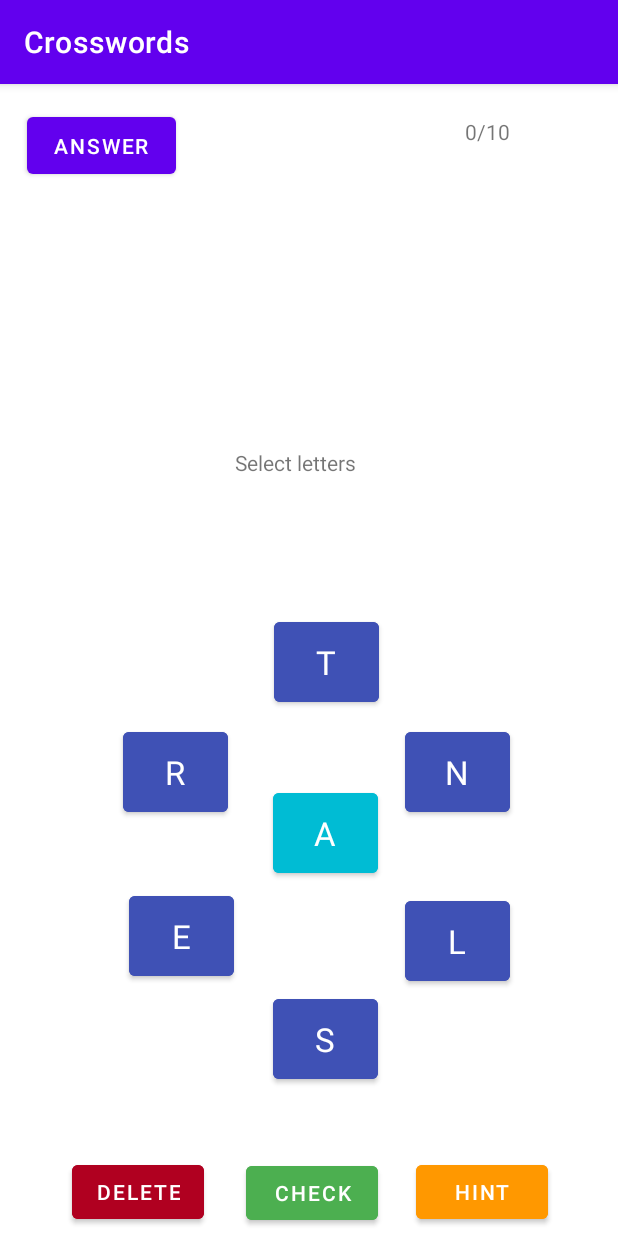
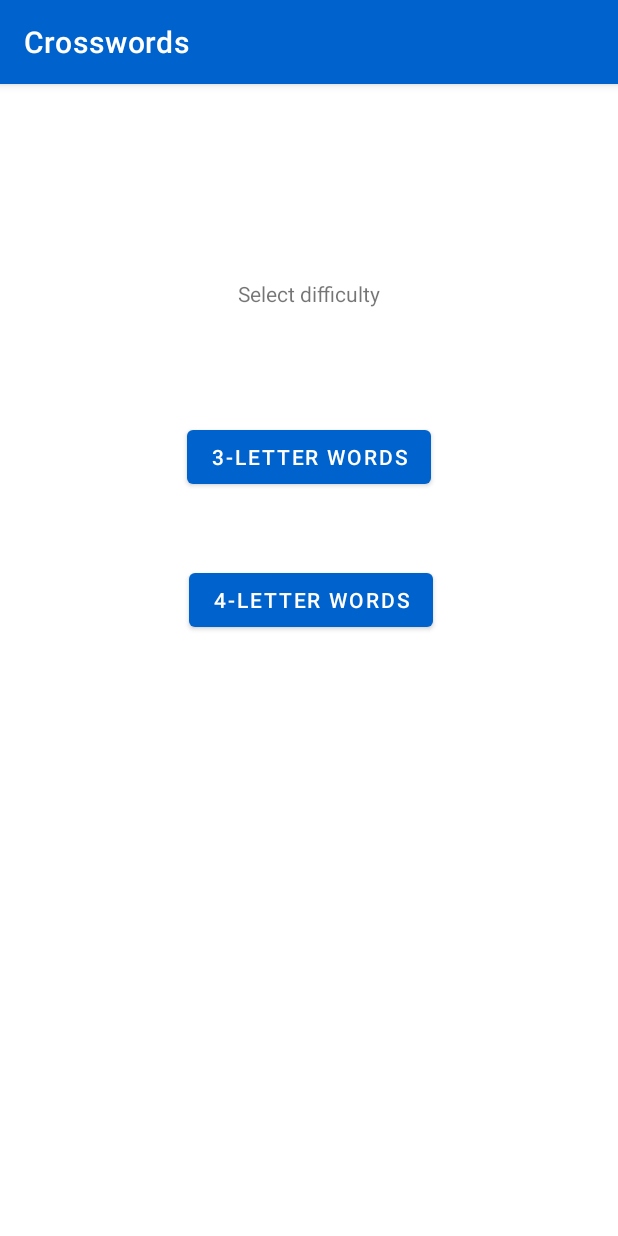
Before and after one commit to MathiasCK/crosswords, an Android app: the screen it shows after launch (MainActivity), after a tap on "START GAME", on a phone screen of 412 x 824 dp. Run offline under Robolectric (Android 15) with nearby library versions, the phone set to English and light mode, and no system bars.

Commit message:
Select difficulty

```diff
--- a/app/src/main/java/com/example/kryssord/MainActivity.java
+++ b/app/src/main/java/com/example/kryssord/MainActivity.java
@@ -18,6 +18,9 @@ public class MainActivity extends AppCompatActivity {
     TextView progress;
     TextView answerBox;
     TextView numCompleted;
+    int difficulty;
+    String [] letters;
+    String [] correctWords;
 
     @Override
     protected void onSaveInstanceState(Bundle outstate) {
@@ -70,6 +73,35 @@ public class MainActivity extends AppCompatActivity {
         button_start.setOnClickListener(new View.OnClickListener() {
             @Override
             public void onClick(View view) {
+                selectDifficulty();
+            }
+        });
+
+    }
+
+    private void selectDifficulty() {
+        setContentView(R.layout.settings);
+
+        Resources res = getResources();
+        letters = res.getStringArray(R.array.letters);
+
+        Button button_3 = (Button)findViewById(R.id.button_3);
+        Button button_4 = (Button)findViewById(R.id.button_4);
+
+        button_3.setOnClickListener(new View.OnClickListener() {
+            @Override
+            public void onClick(View view) {
+                difficulty = 3;
+                correctWords = res.getStringArray(R.array.words_3_letters);
+                startGame();
+            }
+        });
+
+        button_4.setOnClickListener(new View.OnClickListener() {
+            @Override
+            public void onClick(View view) {
+                difficulty = 4;
+                correctWords = res.getStringArray(R.array.words_4_letters);
                 startGame();
             }
         });
@@ -80,10 +112,6 @@ public class MainActivity extends AppCompatActivity {
 
         setContentView(R.layout.activity_main);
 
-        Resources res = getResources();
-
-        String [] letters = res.getStringArray(R.array.letters);
-        String [] correctWords = res.getStringArray(R.array.words);
         ArrayList <String> usedWords = new ArrayList<>();
 
         Button button_left_bottom = (Button)findViewById(R.id.button_left_bottom);
@@ -186,8 +214,9 @@ public class MainActivity extends AppCompatActivity {
                 String inputText = text.getText().toString();
                 toast.setText("");
 
-                if (inputText.length() < 4 || !inputText.contains("A")) {
-                    toast.setText("Word must contain 4 letters and the letter A");
+                if (inputText.length() < difficulty || !inputText.contains("A")) {
+                    String toastMessage = "Word must contain " + difficulty + " letters and the letter A";
+                    toast.setText(toastMessage);
                     return;
                 }
 
--- /dev/null
+++ b/app/src/main/res/layout/settings.xml
@@ -0,0 +1,48 @@
+<?xml version="1.0" encoding="utf-8"?>
+<androidx.constraintlayout.widget.ConstraintLayout xmlns:android="http://schemas.android.com/apk/res/android"
+    xmlns:app="http://schemas.android.com/apk/res-auto"
+    xmlns:tools="http://schemas.android.com/tools"
+    android:layout_width="match_parent"
+    android:layout_height="match_parent">
+
+    <Button
+        android:id="@+id/button_3"
+        android:layout_width="wrap_content"
+        android:layout_height="wrap_content"
+        android:layout_marginStart="123dp"
+        android:layout_marginTop="49dp"
+        android:layout_marginEnd="123dp"
+        android:layout_marginBottom="47dp"
+        android:text="3-letter words"
+        app:layout_constraintBottom_toTopOf="@+id/button_4"
+        app:layout_constraintEnd_toEndOf="parent"
+        app:layout_constraintStart_toStartOf="parent"
+        app:layout_constraintTop_toBottomOf="@+id/textView" />
+
+    <Button
+        android:id="@+id/button_4"
+        android:layout_width="wrap_content"
+        android:layout_height="wrap_content"
+        android:layout_marginStart="124dp"
+        android:layout_marginTop="47dp"
+        android:layout_marginEnd="123dp"
+        android:text="4-letter words"
+        app:layout_constraintEnd_toEndOf="parent"
+        app:layout_constraintHorizontal_bias="1.0"
+        app:layout_constraintStart_toStartOf="parent"
+        app:layout_constraintTop_toBottomOf="@+id/button_3" />
+
+    <TextView
+        android:id="@+id/textView"
+        android:layout_width="wrap_content"
+        android:layout_height="wrap_content"
+        android:layout_marginStart="157dp"
+        android:layout_marginTop="130dp"
+        android:layout_marginEnd="158dp"
+        android:layout_marginBottom="26dp"
+        android:text="Select difficulty"
+        app:layout_constraintBottom_toTopOf="@+id/button_3"
+        app:layout_constraintEnd_toEndOf="parent"
+        app:layout_constraintStart_toStartOf="parent"
+        app:layout_constraintTop_toTopOf="parent" />
+</androidx.constraintlayout.widget.ConstraintLayout>
--- a/app/src/main/res/values-night/themes.xml
+++ b/app/src/main/res/values-night/themes.xml
@@ -2,8 +2,8 @@
     <!-- Base application theme. -->
     <style name="Theme.Kryssord" parent="Theme.MaterialComponents.DayNight.DarkActionBar">
         <!-- Primary brand color. -->
-        <item name="colorPrimary">@color/purple_200</item>
-        <item name="colorPrimaryVariant">@color/purple_700</item>
+        <item name="colorPrimary">@color/blue_200</item>
+        <item name="colorPrimaryVariant">@color/blue_700</item>
         <item name="colorOnPrimary">@color/black</item>
         <!-- Secondary brand color. -->
         <item name="colorSecondary">@color/teal_200</item>
--- a/app/src/main/res/values/arrays.xml
+++ b/app/src/main/res/values/arrays.xml
@@ -10,18 +10,20 @@
         <item>N</item>
     </string-array>
 
+    <string-array name="words_3_letters">
+        <item>ANT</item>
+        <item>EAR</item>
+        <item>RAT</item>
+        <item>ART</item>
+        <item>TAR</item>
+    </string-array>
 
-
-    <string-array name="words">
+    <string-array name="words_4_letters">
         <item>RATE</item>
         <item>STAR</item>
         <item>NEAR</item>
         <item>TEAR</item>
         <item>SEAT</item>
-        <item>TALE</item>
-        <item>REAL</item>
-        <item>EAST</item>
-        <item>SALE</item>
-        <item>LAST</item>
     </string-array>
+
 </resources>
--- a/app/src/main/res/values/colors.xml
+++ b/app/src/main/res/values/colors.xml
@@ -1,8 +1,8 @@
 <?xml version="1.0" encoding="utf-8"?>
 <resources>
-    <color name="purple_200">#FFBB86FC</color>
-    <color name="purple_500">#FF6200EE</color>
-    <color name="purple_700">#FF3700B3</color>
+    <color name="blue_200">#006ee6</color>
+    <color name="blue_500">#0062cc</color>
+    <color name="blue_700">#0055b3</color>
     <color name="teal_200">#FF03DAC5</color>
     <color name="teal_700">#FF018786</color>
     <color name="black">#FF000000</color>
--- a/app/src/main/res/values/themes.xml
+++ b/app/src/main/res/values/themes.xml
@@ -2,8 +2,8 @@
     <!-- Base application theme. -->
     <style name="Theme.Kryssord" parent="Theme.MaterialComponents.DayNight.DarkActionBar">
         <!-- Primary brand color. -->
-        <item name="colorPrimary">@color/purple_500</item>
-        <item name="colorPrimaryVariant">@color/purple_700</item>
+        <item name="colorPrimary">@color/blue_500</item>
+        <item name="colorPrimaryVariant">@color/blue_700</item>
         <item name="colorOnPrimary">@color/white</item>
         <!-- Secondary brand color. -->
         <item name="colorSecondary">@color/teal_200</item>
```
Also changed, not shown: 3 other files.
